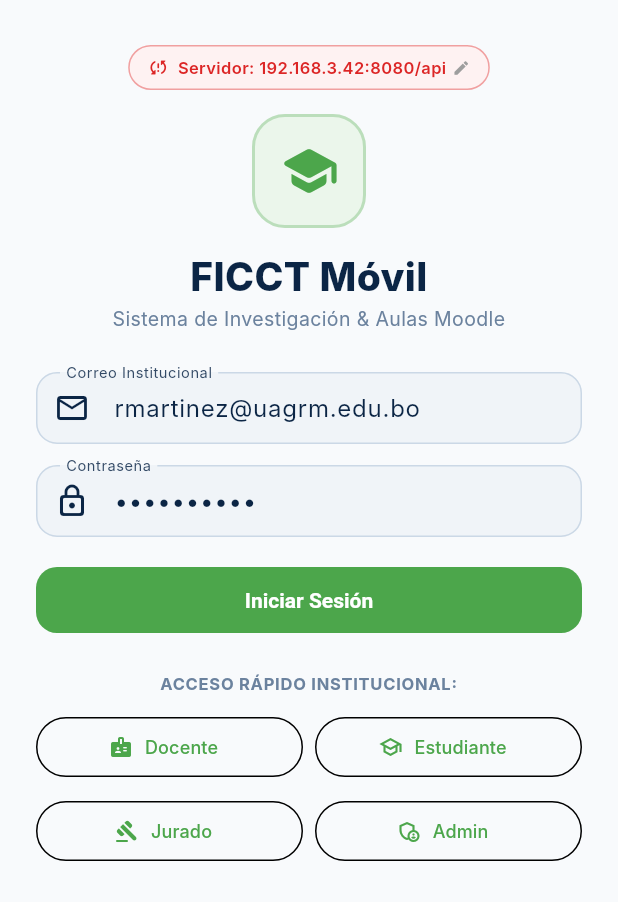
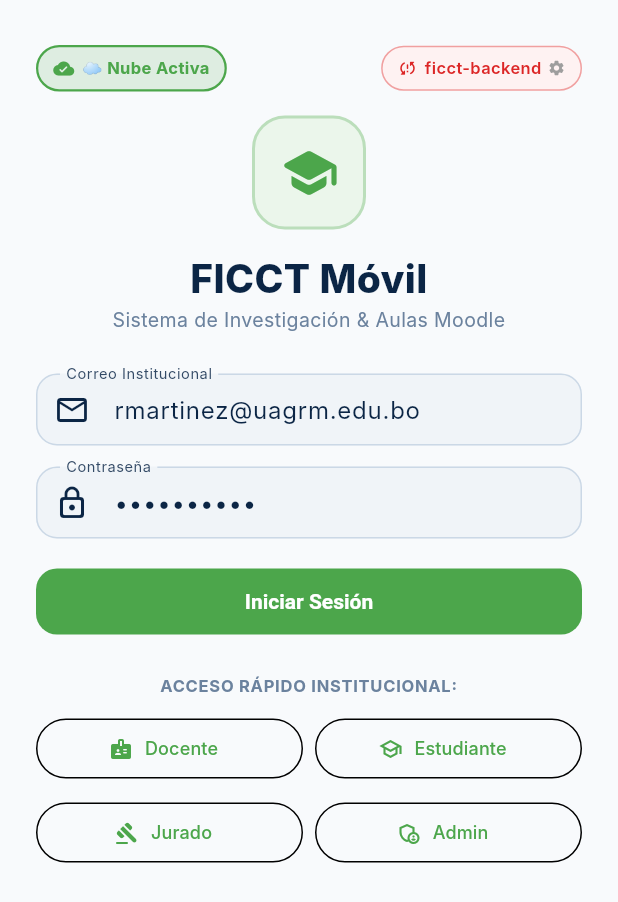
Before and after one commit to Dxnxxl369/InvestigacionFicct, a Flutter app: the screen it shows after launch, on a phone screen of 412 x 824 dp. Shown: the top 902 px of the screen. Run offline on Flutter 3.47's test engine with Material 3 defaults, Android fonts, the phone set to English and light mode, and no system bars; our stand-ins replace file_picker, shared_preferences; accounts and stored records are empty; network calls fail; Roboto replaces fonts that are missing (Inter).

Commit message:
feat(mobile): agregar boton de conexion rapida a la nube en login y dominio ficct

```diff
--- a/mobile/lib/config/constants.dart
+++ b/mobile/lib/config/constants.dart
@@ -3,11 +3,13 @@
   static const String appSubtitle = 'Investigación & Aulas Moodle';
 
   // Base URL para conectar con Spring Boot
-  // En dispositivo físico (Wi-Fi): 192.168.3.42:8080
+  // En la Nube (Producción Render): https://ficct-backend.onrender.com/api
+  // En dispositivo físico (Wi-Fi local): 192.168.3.42:8080
   // En emulador Android: 10.0.2.2:8080
   // En web o Windows: localhost:8080
-  static const String apiBaseUrl = 'http://192.168.3.42:8080/api';
+  static const String apiBaseUrl = 'https://ficct-backend.onrender.com/api';
   static const String apiBaseUrlCloud = 'https://ficct-backend.onrender.com/api';
+  static const String apiBaseUrlWifi = 'http://192.168.3.42:8080/api';
   static const String apiBaseUrlEmulator = 'http://10.0.2.2:8080/api';
   static const String apiBaseUrlWeb = 'http://localhost:8080/api';
 
--- a/mobile/lib/screens/auth/login_screen.dart
+++ b/mobile/lib/screens/auth/login_screen.dart
@@ -3,6 +3,7 @@
 import '../../config/constants.dart';
 import '../../services/auth_service.dart';
 import '../../services/api_service.dart';
+import '../../services/storage_service.dart';
 
 class LoginScreen extends StatefulWidget {
   final AuthService authService;
@@ -167,18 +168,74 @@
             crossAxisAlignment: CrossAxisAlignment.stretch,
             children: [
               const SizedBox(height: 10),
-              // Server status badge
-              Center(
-                child: InkWell(
+              // Barra de Servidor: Botón directo de Nube y configuración
+              Row(
+                mainAxisAlignment: MainAxisAlignment.spaceBetween,
+                children: [
+                  // Botón directo a Nube Render
+                  InkWell(
+                    onTap: () async {
+                      final messenger = ScaffoldMessenger.of(context);
+                      await StorageService.saveServerUrl(AppConstants.apiBaseUrlCloud);
+                      await ApiService.initBaseUrl();
+                      await _checkServer();
+                      if (!mounted) return;
+                      messenger.showSnackBar(
+                        const SnackBar(
+                          content: Text('✓ Conectado al Servidor en la Nube (Render)'),
+                          backgroundColor: AppTheme.accent,
+                          duration: Duration(seconds: 2),
+                        ),
+                      );
+                    },
+                    borderRadius: BorderRadius.circular(16),
+                    child: Container(
+                      padding: const EdgeInsets.symmetric(horizontal: 10, vertical: 6),
+                      decoration: BoxDecoration(
+                        color: _currentServer.contains('onrender.com')
+                            ? AppTheme.accent.withValues(alpha: 0.15)
+                            : (isDark ? AppTheme.darkPaperSunken : AppTheme.paperSunken),
+                        borderRadius: BorderRadius.circular(16),
+                        border: Border.all(
+                          color: _currentServer.contains('onrender.com')
+                              ? AppTheme.accent
+                              : (isDark ? AppTheme.darkLine : AppTheme.line),
+                          width: _currentServer.contains('onrender.com') ? 1.5 : 1,
+                        ),
+                      ),
+                      child: Row(
+                        mainAxisSize: MainAxisSize.min,
+                        children: [
+                          Icon(
+                            Icons.cloud_done_rounded,
+                            size: 14,
+                            color: _currentServer.contains('onrender.com') ? AppTheme.accent : AppTheme.inkFaint,
+                          ),
+                          const SizedBox(width: 5),
+                          Text(
+                            _currentServer.contains('onrender.com') ? '☁️ Nube Activa' : '☁️ Usar Nube',
+                            style: TextStyle(
+                              fontSize: 11,
+                              fontWeight: FontWeight.bold,
+                              color: _currentServer.contains('onrender.com') ? AppTheme.accent : (isDark ? AppTheme.darkInk : AppTheme.ink),
+                            ),
+                          ),
+                        ],
+                      ),
+                    ),
+                  ),
+
+                  // Indicador actual con opción de editar IP
+                  InkWell(
                     onTap: _showServerDialog,
-                  borderRadius: BorderRadius.circular(20),
+                    borderRadius: BorderRadius.circular(16),
                     child: Container(
-                    padding: const EdgeInsets.symmetric(horizontal: 12, vertical: 6),
+                      padding: const EdgeInsets.symmetric(horizontal: 10, vertical: 6),
                       decoration: BoxDecoration(
                         color: _connectionSuccess == true
                             ? AppTheme.accent.withValues(alpha: 0.12)
                             : AppTheme.dangerSoft,
-                      borderRadius: BorderRadius.circular(20),
+                        borderRadius: BorderRadius.circular(16),
                         border: Border.all(
                           color: _connectionSuccess == true
                               ? AppTheme.accent
@@ -190,13 +247,14 @@
                         children: [
                           Icon(
                             _connectionSuccess == true ? Icons.check_circle_rounded : Icons.sync_problem_rounded,
-                          size: 14,
+                            size: 13,
                             color: _connectionSuccess == true ? AppTheme.accent : AppTheme.danger,
                           ),
-                        const SizedBox(width: 6),
-                        Flexible(
-                          child: Text(
-                            'Servidor: ${_currentServer.replaceAll('http://', '')}',
+                          const SizedBox(width: 5),
+                          Text(
+                            _currentServer.contains('onrender.com')
+                                ? 'ficct-backend'
+                                : _currentServer.replaceAll('http://', '').replaceAll('/api', ''),
                             style: TextStyle(
                               fontSize: 11,
                               fontWeight: FontWeight.w600,
@@ -204,15 +262,14 @@
                                   ? (isDark ? Colors.white : AppTheme.primary)
                                   : AppTheme.danger,
                             ),
-                            overflow: TextOverflow.ellipsis,
-                          ),
                           ),
                           const SizedBox(width: 4),
-                        const Icon(Icons.edit, size: 12, color: Colors.grey),
+                          const Icon(Icons.settings, size: 12, color: Colors.grey),
                         ],
                       ),
                     ),
                   ),
+                ],
               ),
               const SizedBox(height: 16),
               // Logo FICCT y Escudo
```
Also changed, not shown: 1 other file. Lines whose indentation alone changed are shown as unchanged.
